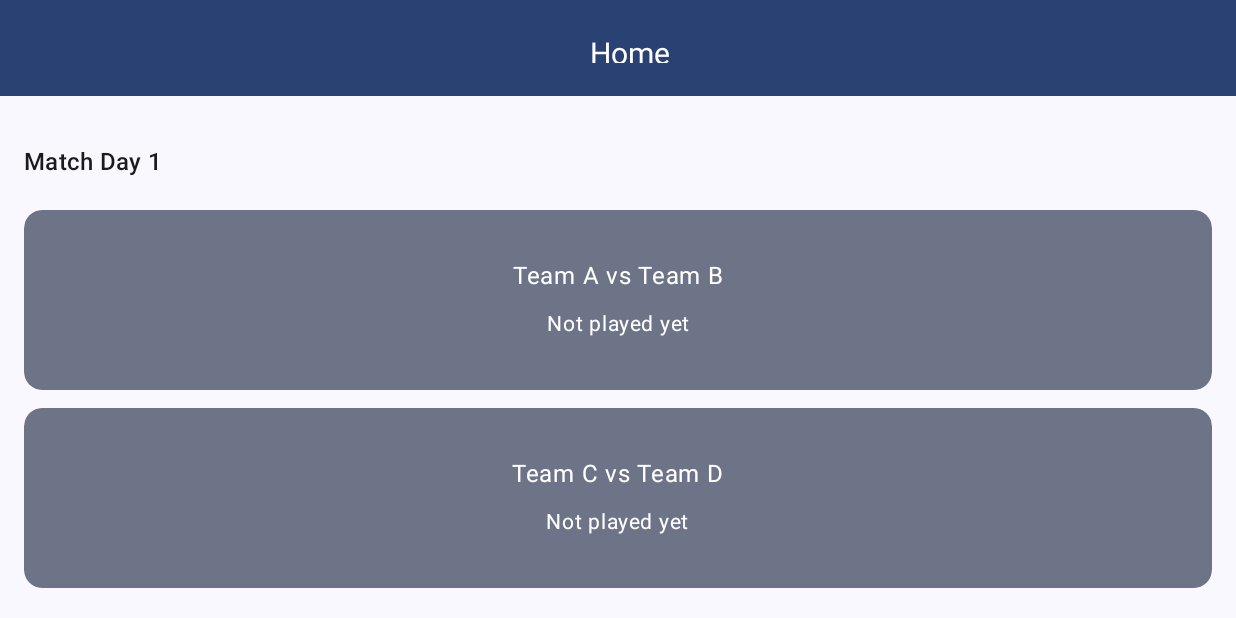
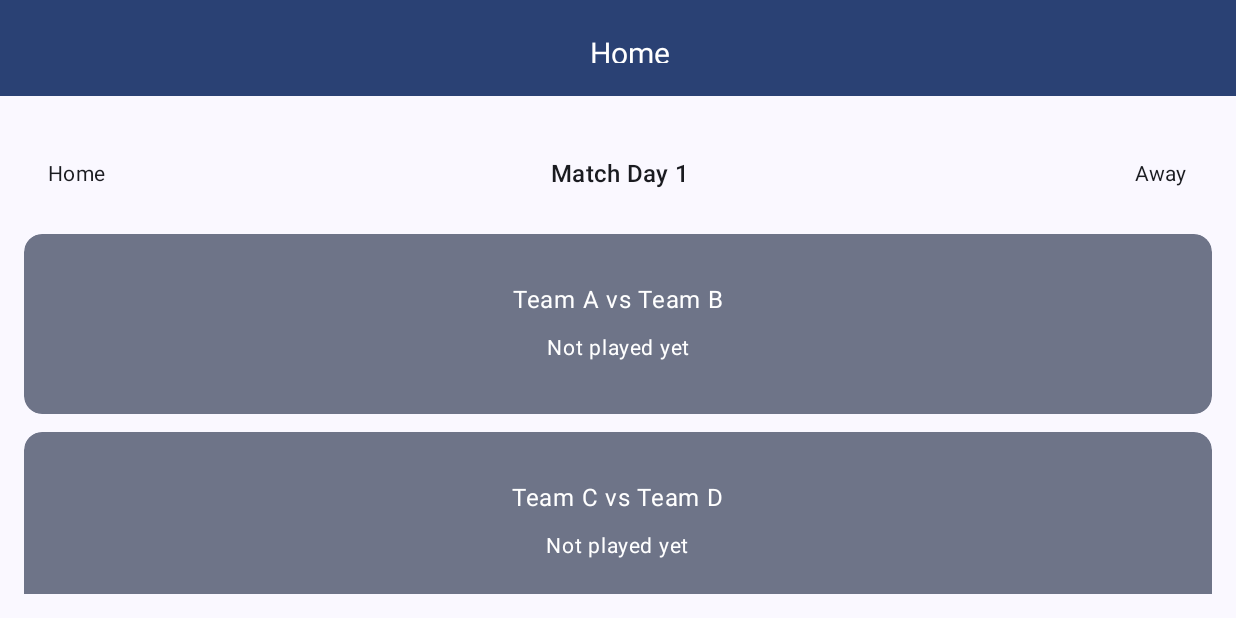
Before and after one commit to Asim-7/MatchSimulator, an Android app built with Jetpack Compose: the screen it shows after launch (MainActivity), on a phone screen of 824 x 412 dp (held sideways). Run offline under Robolectric (Android 15) with nearby library versions, the phone set to English and light mode, and no system bars; our stand-ins replace Dagger/Hilt's generated code, Room's generated code.

Commit message:
Match components added

```diff
--- a/app/src/main/java/com/miniclip/matchsimulator/ui/matches/MatchDaysScreen.kt
+++ b/app/src/main/java/com/miniclip/matchsimulator/ui/matches/MatchDaysScreen.kt
@@ -1,17 +1,14 @@
 package com.miniclip.matchsimulator.ui.matches
 
-import androidx.compose.foundation.shape.RoundedCornerShape
-import androidx.compose.ui.draw.clip
 import com.miniclip.matchsimulator.ui.components.CommonTopBar
 import androidx.compose.foundation.layout.*
-import androidx.compose.foundation.lazy.LazyColumn
 import androidx.compose.material3.*
 import androidx.compose.runtime.*
 import androidx.compose.ui.Modifier
-import androidx.compose.ui.Alignment
 import androidx.compose.ui.unit.dp
-import androidx.compose.ui.unit.sp
 import androidx.hilt.navigation.compose.hiltViewModel
+import com.miniclip.matchsimulator.ui.matches.components.MatchesGroup
+import com.miniclip.matchsimulator.ui.matches.components.NoMatches
 
 @Composable
 fun MatchDaysScreen(
@@ -29,69 +26,18 @@ fun MatchDaysScreen(
                 .padding(16.dp)
         ) {
             if (matches.isEmpty()) {
-                Box(
+                NoMatches(
                     modifier = Modifier
                         .fillMaxWidth()
-                        .padding(32.dp),
-                    contentAlignment = Alignment.Center
-                ) {
-                    Text(text = "No matches", fontSize = 16.sp)
-                }
+                        .padding(32.dp)
+                )
             } else {
                 // Group matches by matchDay for display
                 val grouped = matches.groupBy { it.matchDay }
-                LazyColumn(
+                MatchesGroup(
                     modifier = Modifier.fillMaxSize(),
-                    verticalArrangement = Arrangement.spacedBy(12.dp),
-                    contentPadding = PaddingValues(vertical = 8.dp)
-                ) {
-                    grouped.forEach { (day, dayMatches) ->
-                        item {
-                            Text(
-                                text = "Match Day $day",
-                                style = MaterialTheme.typography.titleMedium,
-                                modifier = Modifier.padding(vertical = 8.dp)
-                            )
-                        }
-                        items(dayMatches.size) { index ->
-                            val match = dayMatches[index]
-                            Card(
-                                modifier = Modifier
-                                    .height(120.dp)
-                                    .clip(RoundedCornerShape(12.dp)),
-                                colors = CardDefaults.cardColors(
-                                    containerColor = MaterialTheme.colorScheme.secondaryContainer
-                                )
-                            ) {
-                                Box(
-                                    modifier = Modifier
-                                        .fillMaxSize()
-                                        .padding(16.dp),
-                                    contentAlignment = Alignment.Center
-                                ) {
-                                    Column(horizontalAlignment = Alignment.CenterHorizontally) {
-                                        Text(
-                                            text = "${match.homeTeam} vs ${match.awayTeam}",
-                                            fontSize = 16.sp
-                                        )
-                                        Spacer(modifier = Modifier.height(8.dp))
-                                        if (match.homeScore != null && match.awayScore != null) {
-                                            Text(
-                                                text = "Score: ${match.homeScore} - ${match.awayScore}",
-                                                fontSize = 14.sp
-                                            )
-                                        } else {
-                                            Text(
-                                                text = "Not played yet",
-                                                fontSize = 14.sp
-                                            )
-                                        }
-                                    }
-                                }
-                            }
-                        }
-                    }
-                }
+                    grouped = grouped
+                )
             }
         }
     }
--- /dev/null
+++ b/app/src/main/java/com/miniclip/matchsimulator/ui/matches/components/MatchCard.kt
@@ -0,0 +1,53 @@
+package com.miniclip.matchsimulator.ui.matches.components
+
+import androidx.compose.foundation.layout.*
+import androidx.compose.foundation.shape.RoundedCornerShape
+import androidx.compose.material3.*
+import androidx.compose.runtime.Composable
+import androidx.compose.ui.Modifier
+import androidx.compose.ui.Alignment
+import androidx.compose.ui.unit.dp
+import androidx.compose.ui.unit.sp
+import androidx.compose.ui.draw.clip
+import com.miniclip.matchsimulator.data.model.MatchEntity
+
+@Composable
+fun MatchCard(
+    match: MatchEntity,
+    modifier: Modifier = Modifier
+) {
+    Card(
+        modifier = modifier
+            .height(120.dp)
+            .clip(RoundedCornerShape(12.dp)),
+        colors = CardDefaults.cardColors(
+            containerColor = MaterialTheme.colorScheme.secondaryContainer
+        )
+    ) {
+        Box(
+            modifier = Modifier
+                .fillMaxSize()
+                .padding(16.dp),
+            contentAlignment = Alignment.Center
+        ) {
+            Column(horizontalAlignment = Alignment.CenterHorizontally) {
+                Text(
+                    text = "${match.homeTeam} vs ${match.awayTeam}",
+                    fontSize = 16.sp
+                )
+                Spacer(modifier = Modifier.height(8.dp))
+                if (match.homeScore != null && match.awayScore != null) {
+                    Text(
+                        text = "Score: ${match.homeScore} - ${match.awayScore}",
+                        fontSize = 14.sp
+                    )
+                } else {
+                    Text(
+                        text = "Not played yet",
+                        fontSize = 14.sp
+                    )
+                }
+            }
+        }
+    }
+}
--- /dev/null
+++ b/app/src/main/java/com/miniclip/matchsimulator/ui/matches/components/MatchDayRow.kt
@@ -0,0 +1,34 @@
+package com.miniclip.matchsimulator.ui.matches.components
+
+import androidx.compose.foundation.layout.Arrangement
+import androidx.compose.foundation.layout.Row
+import androidx.compose.foundation.layout.padding
+import androidx.compose.material3.MaterialTheme
+import androidx.compose.material3.Text
+import androidx.compose.runtime.Composable
+import androidx.compose.ui.Alignment
+import androidx.compose.ui.Modifier
+import androidx.compose.ui.unit.dp
+
+@Composable
+fun MatchDayRow(modifier: Modifier, day: Int) {
+    Row(
+        modifier = modifier,
+        verticalAlignment = Alignment.CenterVertically,
+        horizontalArrangement = Arrangement.SpaceBetween
+    ) {
+        Text(
+            text = "Home",
+            style = MaterialTheme.typography.bodyMedium
+        )
+        Text(
+            text = "Match Day $day",
+            style = MaterialTheme.typography.titleMedium,
+            modifier = Modifier.padding(vertical = 8.dp)
+        )
+        Text(
+            text = "Away",
+            style = MaterialTheme.typography.bodyMedium
+        )
+    }
+}
--- /dev/null
+++ b/app/src/main/java/com/miniclip/matchsimulator/ui/matches/components/MatchesGroup.kt
@@ -0,0 +1,35 @@
+package com.miniclip.matchsimulator.ui.matches.components
+
+import androidx.compose.foundation.layout.Arrangement
+import androidx.compose.foundation.layout.PaddingValues
+import androidx.compose.foundation.layout.fillMaxWidth
+import androidx.compose.foundation.layout.padding
+import androidx.compose.foundation.lazy.LazyColumn
+import androidx.compose.runtime.Composable
+import androidx.compose.ui.Modifier
+import androidx.compose.ui.unit.dp
+import com.miniclip.matchsimulator.data.model.MatchEntity
+
+@Composable
+fun MatchesGroup(modifier: Modifier, grouped: Map<Int, List<MatchEntity>>) {
+    LazyColumn(
+        modifier = modifier,
+        verticalArrangement = Arrangement.spacedBy(12.dp),
+        contentPadding = PaddingValues(vertical = 8.dp)
+    ) {
+        grouped.forEach { (day, dayMatches) ->
+            item {
+                MatchDayRow(
+                    modifier = Modifier
+                        .fillMaxWidth()
+                        .padding(horizontal = 16.dp, vertical = 8.dp),
+                    day = day
+                )
+            }
+            items(dayMatches.size) { index ->
+                val match = dayMatches[index]
+                MatchCard(match = match)
+            }
+        }
+    }
+}
--- /dev/null
+++ b/app/src/main/java/com/miniclip/matchsimulator/ui/matches/components/NoMatches.kt
@@ -0,0 +1,18 @@
+package com.miniclip.matchsimulator.ui.matches.components
+
+import androidx.compose.foundation.layout.Box
+import androidx.compose.material3.Text
+import androidx.compose.runtime.Composable
+import androidx.compose.ui.Alignment
+import androidx.compose.ui.Modifier
+import androidx.compose.ui.unit.sp
+
+@Composable
+fun NoMatches(modifier: Modifier) {
+    Box(
+        modifier = modifier,
+        contentAlignment = Alignment.Center
+    ) {
+        Text(text = "No matches", fontSize = 16.sp)
+    }
+}
```
